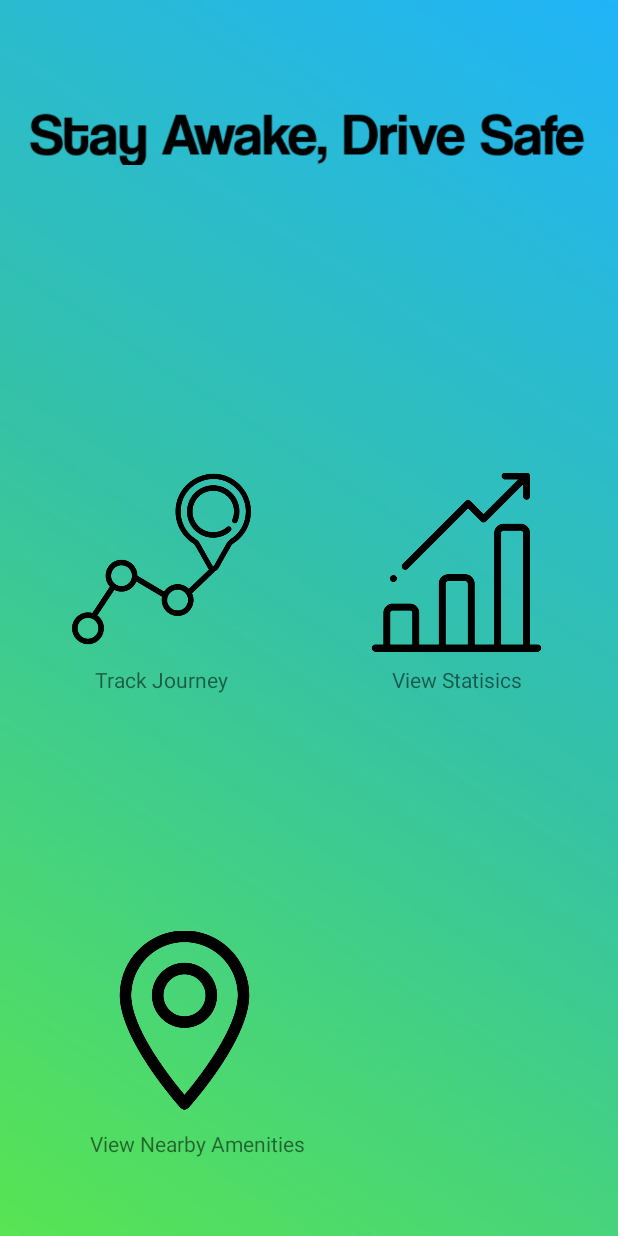
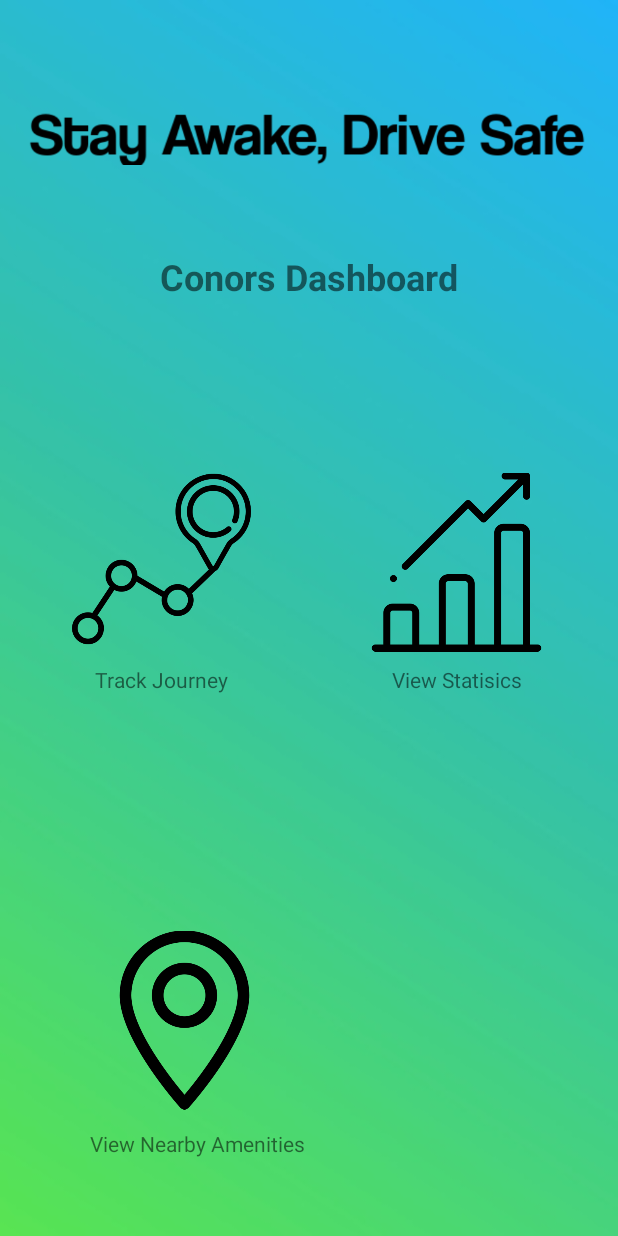
Before and after one commit to cshields236/FYP, an Android app: the DashboardActivity screen opened directly, with no data from a screen before it, on a phone screen of 412 x 824 dp. Run offline under Robolectric (Android 15) with nearby library versions, the light colour scheme and no system bars; our stand-ins replace Firebase (no records; nobody signed in at launch, a user with empty details on screens opened directly); 4 statements that could not run were skipped.

Commit message:
add label of users name to dashboard

```diff
--- a/app/src/main/java/com/example/fyp/App/DashboardActivity.java
+++ b/app/src/main/java/com/example/fyp/App/DashboardActivity.java
@@ -8,27 +8,52 @@ import android.Manifest;
 import android.content.Intent;
 import android.content.pm.PackageManager;
 import android.os.Bundle;
+import android.util.Log;
 import android.view.View;
 import android.widget.ImageView;
+import android.widget.TextView;
 import android.widget.Toast;
 
+import com.example.fyp.Entities.User;
 import com.example.fyp.R;
 import com.google.android.gms.location.FusedLocationProviderClient;
 import com.google.android.gms.location.LocationCallback;
 import com.google.android.gms.location.LocationRequest;
 import com.google.android.gms.location.LocationResult;
+import com.google.android.gms.tasks.OnSuccessListener;
+import com.google.firebase.auth.FirebaseAuth;
+import com.google.firebase.auth.FirebaseUser;
+import com.google.firebase.firestore.DocumentReference;
+import com.google.firebase.firestore.DocumentSnapshot;
+import com.google.firebase.firestore.FirebaseFirestore;
 
 public class DashboardActivity extends AppCompatActivity {
+    private static final String TAG = "Dashboard" ;
     double lat;
     double lng;
     ImageView mapsBtn;
-
+    TextView lbl;
+    FirebaseUser user = FirebaseAuth.getInstance().getCurrentUser();
+    FirebaseFirestore db = FirebaseFirestore.getInstance();
+    String name;
     @Override
     protected void onCreate(Bundle savedInstanceState) {
         super.onCreate(savedInstanceState);
         setContentView(R.layout.activity_dashboard);
 
+        DocumentReference ref = db.collection("users").document(user.getUid());
 
+        lbl = findViewById(R.id.dashboardLbl);
+
+         ref.get().addOnSuccessListener(new OnSuccessListener<DocumentSnapshot>() {
+            @Override
+            public void onSuccess(DocumentSnapshot documentSnapshot) {
+              User user  =  documentSnapshot.toObject(User.class);
+                Log.d(TAG, "Name: " + user.getFname());
+
+                lbl.setText(user.getFname().toUpperCase() + "'S  DASHBOARD");
+            }
+        });
 
 
         LocationRequest mLocationRequest = new LocationRequest();
--- a/app/src/main/res/layout/activity_dashboard.xml
+++ b/app/src/main/res/layout/activity_dashboard.xml
@@ -85,5 +85,20 @@
         app:layout_constraintBottom_toBottomOf="parent"
         app:layout_constraintStart_toStartOf="parent" />
 
+    <TextView
+        android:id="@+id/dashboardLbl"
+        android:layout_width="wrap_content"
+        android:layout_height="wrap_content"
+        android:layout_marginStart="116dp"
+        android:layout_marginTop="48dp"
+        android:layout_marginEnd="116dp"
+        android:autoSizeTextType="none"
+        android:text="Conors Dashboard"
+        android:textSize="24sp"
+        android:textStyle="bold"
+        app:layout_constraintEnd_toEndOf="parent"
+        app:layout_constraintStart_toStartOf="parent"
+        app:layout_constraintTop_toBottomOf="@+id/imageView2" />
+
 
 </androidx.constraintlayout.widget.ConstraintLayout>
--- a/app/src/main/res/values/colors.xml
+++ b/app/src/main/res/values/colors.xml
@@ -1,6 +1,6 @@
 <?xml version="1.0" encoding="utf-8"?>
 <resources>
-    <color name="colorPrimary">#4C74AF</color>
-    <color name="colorPrimaryDark">#002057</color>
+    <color name="colorPrimary">#F44336</color>
+    <color name="colorPrimaryDark">#DDCA0808</color>
     <color name="colorAccent">#000000</color>
 </resources>
```
Also changed, not shown: app/src/main/java/com/example/fyp/App/AppFunctionality.java (+6 -26 lines), app/src/main/java/com/example/fyp/App/CameraActivity.java (+2 -5 lines).
